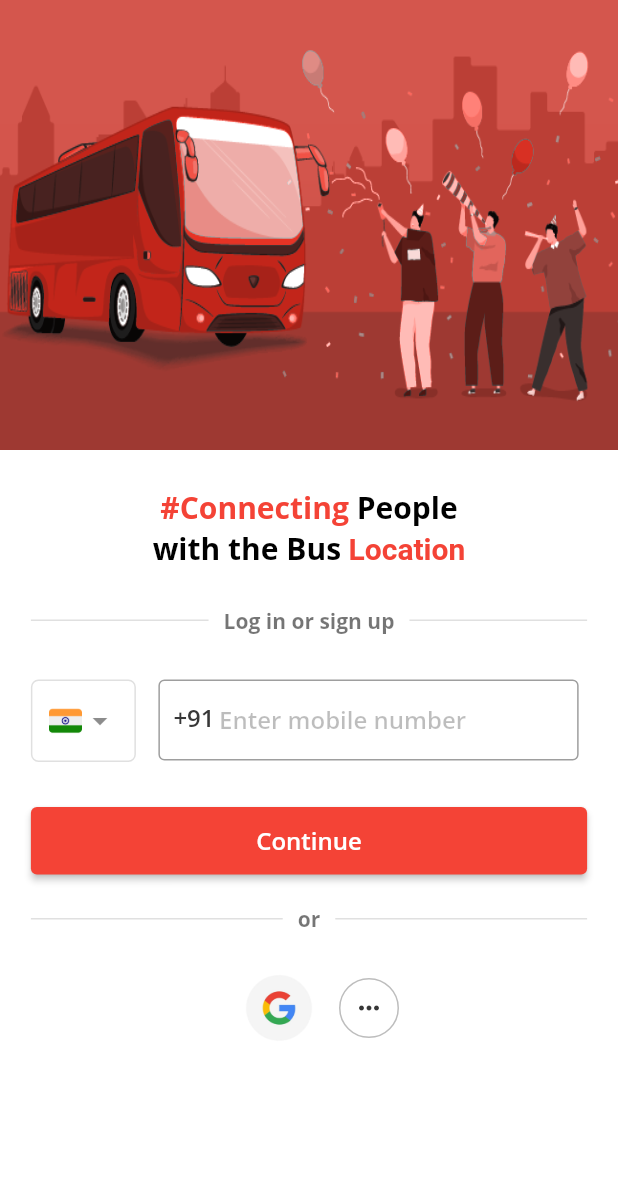
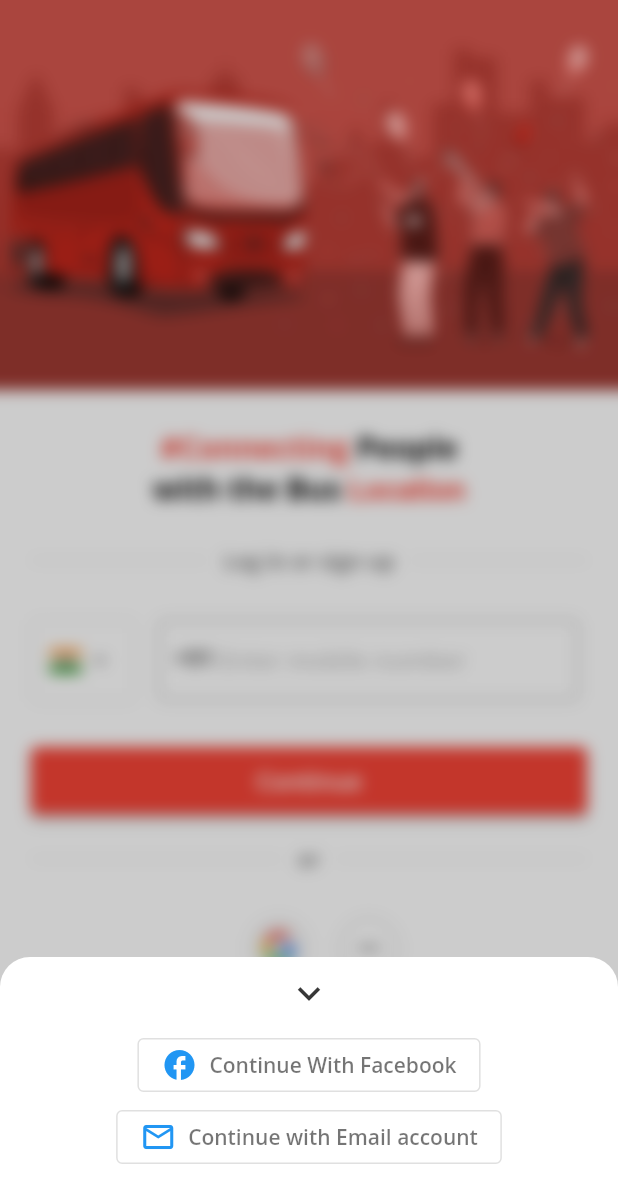
Before and after one commit to pranav-bharadwaj/Sanchari-app, a Flutter app: the AuthMain screen opened directly, after a tap on the "keyboard control" icon, on a phone screen of 412 x 824 dp. Shown: the top 1203 px of the screen. Run offline on Flutter 3.47's test engine with Material 2 defaults, Android fonts, the phone set to English and light mode, and no system bars; our stand-ins replace animated_splash_screen, cloud_firestore, curved_navigation_bar, firebase_core, flutter_screenutil, google_maps_flutter and 2 more; missing offline and left inert: google_place; accounts and stored records are empty; Roboto replaces fonts that are missing (Open Sans).

Commit message:
Login screen added

```diff
--- a/lib/UI/Auth/AuthMain.dart
+++ b/lib/UI/Auth/AuthMain.dart
@@ -1,23 +1,31 @@
+import 'dart:ui';
+
 import 'package:flutter/material.dart';
-import 'package:touch_ripple_effect/touch_ripple_effect.dart';
 
-class AuthMain extends StatelessWidget {
-  const AuthMain({Key? key}) : super(key: key);
+class AuthMain extends StatefulWidget {
+  @override
+  State<AuthMain> createState() => _AuthMainState();
+}
 
+class _AuthMainState extends State<AuthMain> {
+  bool isMenuOpened = false;
   @override
   Widget build(BuildContext context) {
     double screenWidth = MediaQuery.of(context).size.width;
     double screenHeight = MediaQuery.of(context).size.height;
+
     return Scaffold(
       backgroundColor: Colors.white,
-      body: SingleChildScrollView(
-        child: Container(
+      body: Container(
+        child: Stack(
+          children: [
+            SingleChildScrollView(
               child: Column(
                 children: [
                   Container(
                     child: Container(
                       width: double.infinity,
-                  height: 300.0,
+                      height: 260.0,
                       decoration: BoxDecoration(
                         image: DecorationImage(
                             image: AssetImage("assets/auth/bus-track1.png"),
@@ -111,7 +119,8 @@ class AuthMain extends StatelessWidget {
                                     borderRadius: BorderRadius.circular(5)),
                                 child: Row(
                                     mainAxisAlignment: MainAxisAlignment.center,
-                                crossAxisAlignment: CrossAxisAlignment.center,
+                                    crossAxisAlignment:
+                                        CrossAxisAlignment.center,
                                     children: [
                                       Image.asset(
                                         "assets/auth/flag.png",
@@ -185,7 +194,8 @@ class AuthMain extends StatelessWidget {
                             onPressed: () {
                               // Respond to button press
                             },
-                        style: ElevatedButton.styleFrom(primary: Colors.red),
+                            style:
+                                ElevatedButton.styleFrom(primary: Colors.red),
                             child: Text(
                               "Continue",
                               style: TextStyle(
@@ -237,29 +247,104 @@ class AuthMain extends StatelessWidget {
                               alignment: Alignment.center,
                               decoration: BoxDecoration(
                                   borderRadius: BorderRadius.circular(100),
-                              border:
-                                  Border.all(width: 1, color: Colors.black26)),
-                          child: TouchRippleEffect(
-                            borderRadius: BorderRadius.circular(50),
+                                  border: Border.all(
+                                      width: 1, color: Colors.black26)),
                               child: IconButton(
                                 iconSize: 20,
                                 icon: Icon(
                                   Icons.more_horiz,
                                 ),
-                              onPressed: () {},
+                                onPressed: () {
+                                  this.setState(() {
+                                    isMenuOpened = true;
+                                  });
+                                },
                                 splashColor: Colors.black12,
                               ),
                             ),
+                          ],
                         ),
                       ],
-                    )
+                    ),
+                  ),
+                  // Menu drawer
                 ],
+              ),
+            ),
+            Visibility(
+              visible: isMenuOpened,
+              child: AnimatedOpacity(
+                duration: Duration(milliseconds: 500),
+                curve: Curves.easeInOut,
+                opacity: (isMenuOpened) ? 1.0 : 0.0,
+                child: BackdropFilter(
+                  filter: ImageFilter.blur(sigmaX: 5.0, sigmaY: 5.0),
+                  child: Container(
+                    color: Colors.black.withOpacity(0.2),
+                  ),
+                ),
+              ),
+            ),
+            AnimatedPositioned(
+              curve: Curves.easeInOut,
+              duration: Duration(milliseconds: 400),
+              bottom: (isMenuOpened) ? -20 : -(screenHeight / 4),
+              left: 0,
+              child: ClipRRect(
+                borderRadius: BorderRadius.circular(20),
+                child: Container(
+                  width: screenWidth,
+                  height: screenHeight / 4,
+                  color: Colors.white,
+                  child: Column(
+                    children: [
+                      IconButton(
+                        onPressed: () {
+                          this.setState(() {
+                            isMenuOpened = false;
+                          });
+                        },
+                        icon: Icon(Icons.keyboard_arrow_down_sharp),
+                        iconSize: 30,
+                      ),
+                      OutlinedButton.icon(
+                        onPressed: () {
+                          // Respond to button press
+                        },
+                        style: ElevatedButton.styleFrom(primary: Colors.white),
+                        icon: Icon(Icons.facebook),
+                        label: Text(
+                          "Continue With Facebook",
+                          style: TextStyle(
+                              color: Colors.black54,
+                              fontFamily: "Open Sans",
+                              fontSize: 14,
+                              fontWeight: FontWeight.w600),
+                        ),
+                      ),
+                      OutlinedButton.icon(
+                        onPressed: () {
+                          // Respond to button press
+                        },
+                        style: ElevatedButton.styleFrom(primary: Colors.white),
+                        icon: Icon(Icons.email_outlined),
+                        label: Text(
+                          "Continue with Email account",
+                          style: TextStyle(
+                              color: Colors.black54,
+                              fontFamily: "Open Sans",
+                              fontSize: 14,
+                              fontWeight: FontWeight.w600),
                         ),
                       ),
                     ],
                   ),
                 ),
               ),
+            )
+          ],
+        ),
+      ),
     );
   }
 }
--- a/pubspec.yaml
+++ b/pubspec.yaml
@@ -47,6 +47,7 @@ dependencies:
   curved_navigation_bar: ^1.0.3
   google_fonts: ^2.0.0
   touch_ripple_effect: ^2.2.3
+  google_sign_in: ^4.4.4
 
 dev_dependencies:
   flutter_test:
```
Also changed, not shown: pubspec.lock, 2 other files. Lines whose indentation alone changed are shown as unchanged.
